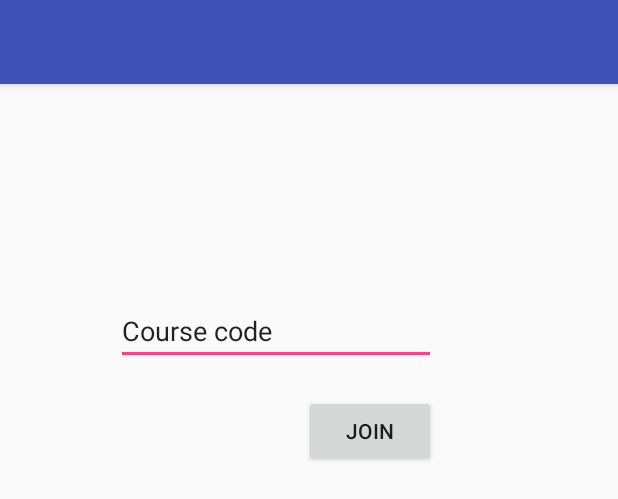
After one commit to kinglouis123/L02_12, an Android app: the layout activity_join_course.xml on its own in the app's theme, with its tools: preview values and no code run, on a phone screen of 412 x 824 dp. The commit adds this screen. Shown: the top 499 px of the screen. Run offline under Robolectric (Android 15) with nearby library versions, the phone set to English and light mode, and no system bars.

Commit message:
Completed T17/T16

```diff
--- a/src/Stapp/app/src/main/java/com/stapp/activities/StudentMenu.java
+++ b/src/Stapp/app/src/main/java/com/stapp/activities/StudentMenu.java
@@ -59,5 +59,11 @@ public class StudentMenu extends AppCompatActivity {
         return super.onOptionsItemSelected(item);
     }
 
+    public void showJoinCourseActivity (View view){
+        Intent intent = new Intent(this, JoinCourseActivity.class);
+        intent.putExtra("username", student.getUsername());
+        startActivity(intent);
+    }
+
 
 }
--- /dev/null
+++ b/src/Stapp/app/src/main/res/layout/activity_join_course.xml
@@ -0,0 +1,26 @@
+<?xml version="1.0" encoding="utf-8"?>
+<android.support.design.widget.CoordinatorLayout xmlns:android="http://schemas.android.com/apk/res/android"
+    xmlns:app="http://schemas.android.com/apk/res-auto"
+    xmlns:tools="http://schemas.android.com/tools"
+    android:layout_width="match_parent"
+    android:layout_height="match_parent"
+    tools:context="com.stapp.activities.JoinCourseActivity">
+
+    <android.support.design.widget.AppBarLayout
+        android:layout_width="match_parent"
+        android:layout_height="wrap_content"
+        android:theme="@style/AppTheme.AppBarOverlay">
+
+        <android.support.v7.widget.Toolbar
+            android:id="@+id/toolbar"
+            android:layout_width="match_parent"
+            android:layout_height="?attr/actionBarSize"
+            android:background="?attr/colorPrimary"
+            app:popupTheme="@style/AppTheme.PopupOverlay" />
+
+    </android.support.design.widget.AppBarLayout>
+
+    <include layout="@layout/content_join_course" />
+
+
+</android.support.design.widget.CoordinatorLayout>
--- a/src/Stapp/app/src/main/res/layout/activity_student_menu.xml
+++ b/src/Stapp/app/src/main/res/layout/activity_student_menu.xml
@@ -23,7 +23,8 @@
             android:layout_width="0dp"
             android:layout_height="wrap_content"
             android:layout_weight="1"
-            android:text="Join a new class" />
+            android:text="Join a new class"
+            android:onClick="showJoinCourseActivity"/>
 
     </LinearLayout>
 
--- /dev/null
+++ b/src/Stapp/app/src/main/res/layout/content_join_course.xml
@@ -0,0 +1,38 @@
+<?xml version="1.0" encoding="utf-8"?>
+<android.support.constraint.ConstraintLayout xmlns:android="http://schemas.android.com/apk/res/android"
+    xmlns:app="http://schemas.android.com/apk/res-auto"
+    xmlns:tools="http://schemas.android.com/tools"
+    android:layout_width="match_parent"
+    android:layout_height="match_parent"
+    app:layout_behavior="@string/appbar_scrolling_view_behavior"
+    tools:context="com.stapp.activities.JoinCourseActivity"
+    tools:showIn="@layout/activity_join_course">
+
+    <RelativeLayout
+        android:layout_width="368dp"
+        android:layout_height="495dp"
+        tools:layout_editor_absoluteX="8dp"
+        tools:layout_editor_absoluteY="8dp">
+
+        <EditText
+            android:id="@+id/course_code_edit"
+            android:layout_width="wrap_content"
+            android:layout_height="wrap_content"
+            android:layout_alignParentTop="true"
+            android:layout_centerHorizontal="true"
+            android:layout_marginTop="142dp"
+            android:ems="10"
+            android:inputType="textPersonName"
+            android:text="@string/course_code" />
+
+        <Button
+            android:id="@+id/join_course_button"
+            android:layout_width="wrap_content"
+            android:layout_height="wrap_content"
+            android:layout_alignEnd="@+id/course_code_edit"
+            android:layout_below="@+id/course_code_edit"
+            android:layout_marginTop="20dp"
+            android:text="@string/join"
+            android:onClick="addStudentCourse"/>
+    </RelativeLayout>
+</android.support.constraint.ConstraintLayout>
--- a/src/Stapp/app/src/main/res/values/strings.xml
+++ b/src/Stapp/app/src/main/res/values/strings.xml
@@ -13,4 +13,6 @@
     <string name="close">Close</string>
     <string name="my_classes">My Classes</string>
     <string name="title_activity_course">Course</string>
+    <string name="join">Join</string>
+    <string name="course_code">Course code</string>
 </resources>
```
Also changed, not shown: src/Stapp/app/src/main/java/com/stapp/activities/JoinCourseActivity.java (added, +55 -0 lines).
